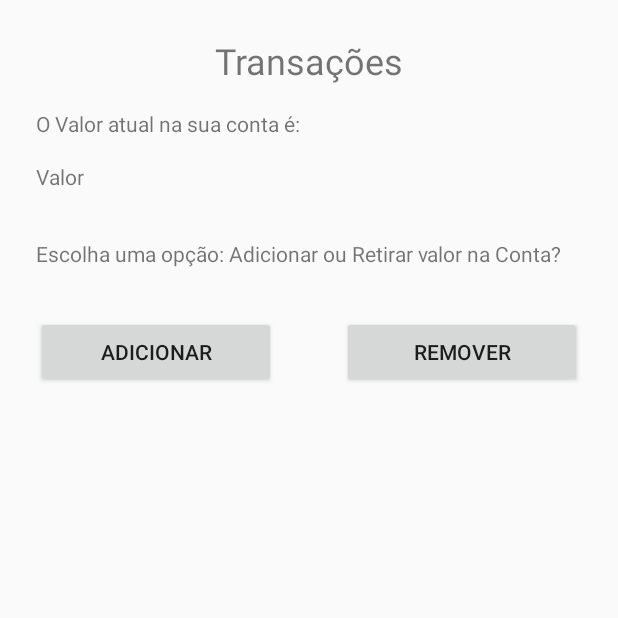
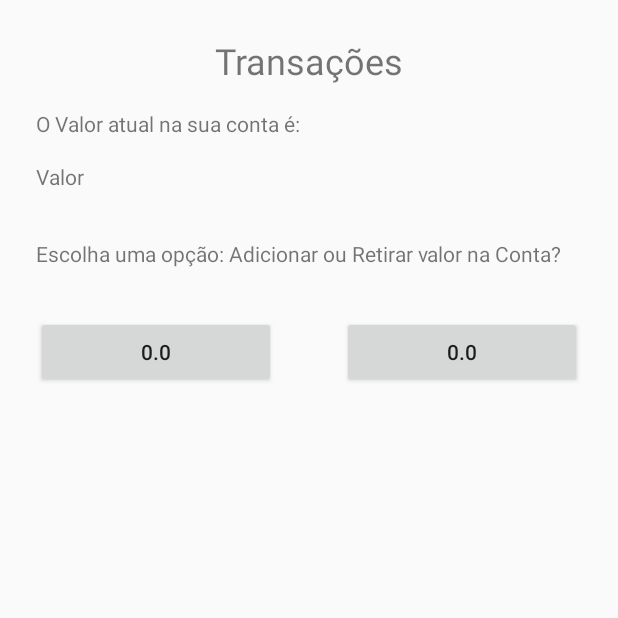
Before and after one commit to EvertonCa/TrabalhoFinalMobile, an Android app: the ContaActivity screen opened directly, with no data from a screen before it, on a phone screen of 412 x 824 dp, the top half of it. Run offline under Robolectric (Android 15) with nearby library versions, the phone set to English and light mode, and no system bars.

Commit message:
GPS funcionando

```diff
--- a/app/src/main/AndroidManifest.xml
+++ b/app/src/main/AndroidManifest.xml
@@ -3,6 +3,9 @@
     package="com.example.evertoncardoso.trabalhofinalmobile">
 
     <uses-permission android:name="android.permission.READ_EXTERNAL_STORAGE"/>
+    <uses-permission android:name="android.permission.ACCESS_COARSE_LOCATION" />
+    <uses-permission android:name="android.permission.ACCESS_FINE_LOCATION" />
+    <uses-permission android:name="android.permission.INTERNET" />
 
     <application
         android:allowBackup="true"
@@ -22,6 +25,7 @@
         <activity android:name=".View.EsqueciSenhaActivity"/>
         <activity android:name=".View.ContaActivity"/>
         <activity android:name=".View.PerfilConfigActivity"/>
+        <uses-library android:name="com.google.android.maps" />
     </application>
 
 </manifest>
--- a/app/src/main/java/com/example/evertoncardoso/trabalhofinalmobile/View/ContaActivity.java
+++ b/app/src/main/java/com/example/evertoncardoso/trabalhofinalmobile/View/ContaActivity.java
@@ -1,9 +1,16 @@
 package com.example.evertoncardoso.trabalhofinalmobile.View;
 
+import android.Manifest;
 import android.app.DatePickerDialog;
+import android.content.Context;
+import android.content.pm.PackageManager;
 import android.graphics.Color;
 import android.graphics.drawable.ColorDrawable;
+import android.location.Address;
+import android.location.Location;
+import android.location.LocationManager;
 import android.os.Bundle;
+import android.support.v4.app.ActivityCompat;
 import android.support.v7.app.AppCompatActivity;
 import android.util.Log;
 import android.view.*;
@@ -24,6 +31,11 @@ public class ContaActivity extends AppCompatActivity {
     EditText Valor, Descricao;
     TextView Remove, Adiciona, Conta, Balanco, Data, txtDescricao, Alimentacao, Casa, Educacao, Imposto, Lazer, Seguro;
     Button Adicionar, Remover, Categoria, Confirma;
+    Location location;
+    LocationManager locationManager;
+    double latitude, longitude;
+
+
     private DatePickerDialog.OnDateSetListener DateSetListener;
     ScrollView ScrollView;
     private static final String TAG = "Data";
@@ -53,6 +65,25 @@ public class ContaActivity extends AppCompatActivity {
         txtDescricao = findViewById(R.id.txtDescricao);
         Descricao = findViewById(R.id.edtDescricao);
         //Balanco.setText(valor no DB);
+
+        if(ActivityCompat.checkSelfPermission(this,
+                Manifest.permission.ACCESS_FINE_LOCATION)
+                != PackageManager.PERMISSION_GRANTED){
+            // se nao tem permicao para acessar o GPS
+        }
+        else{
+            locationManager = (LocationManager)
+                    getSystemService(Context.LOCATION_SERVICE);
+            location = locationManager.getLastKnownLocation(LocationManager.GPS_PROVIDER);
+        }
+        if(location != null) {
+            longitude = location.getLongitude();
+            latitude = location.getLatitude();
+        }
+
+        Remover.setText(Double.toString(latitude));
+        Adicionar.setText(Double.toString(longitude));
+//        System.console().printf(longitude + " " + latitude);
 
 
 
```
